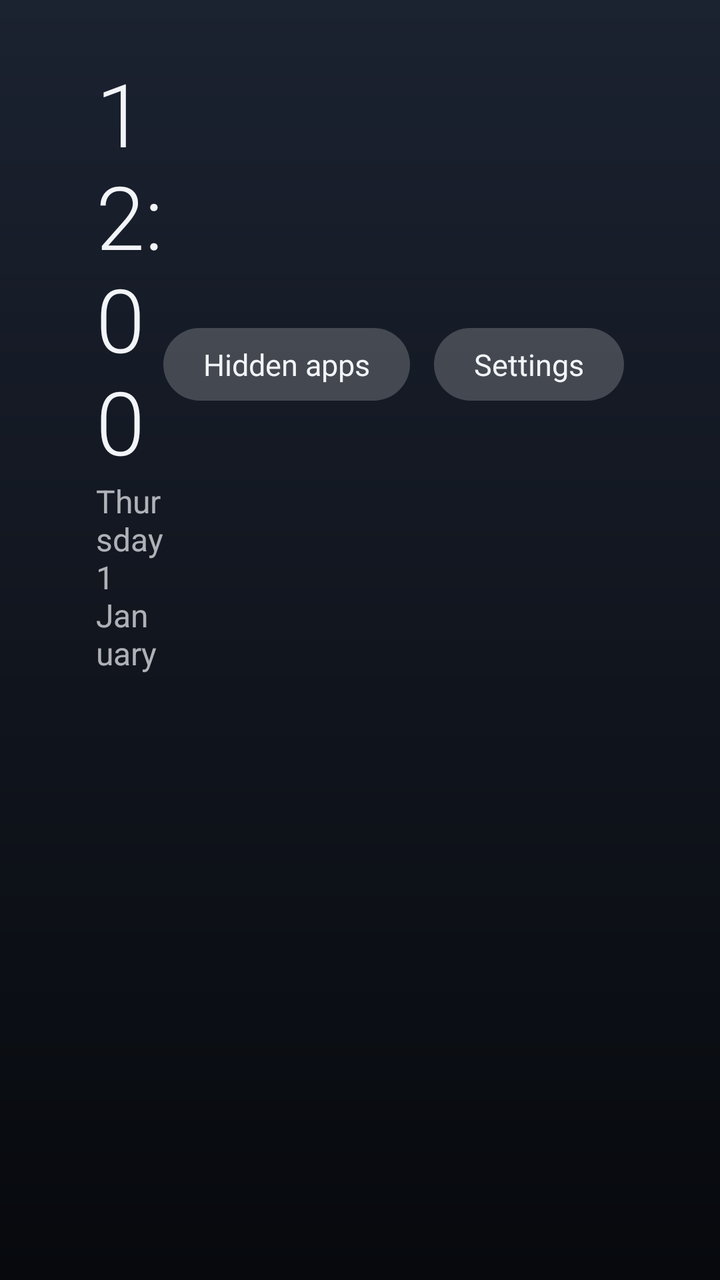
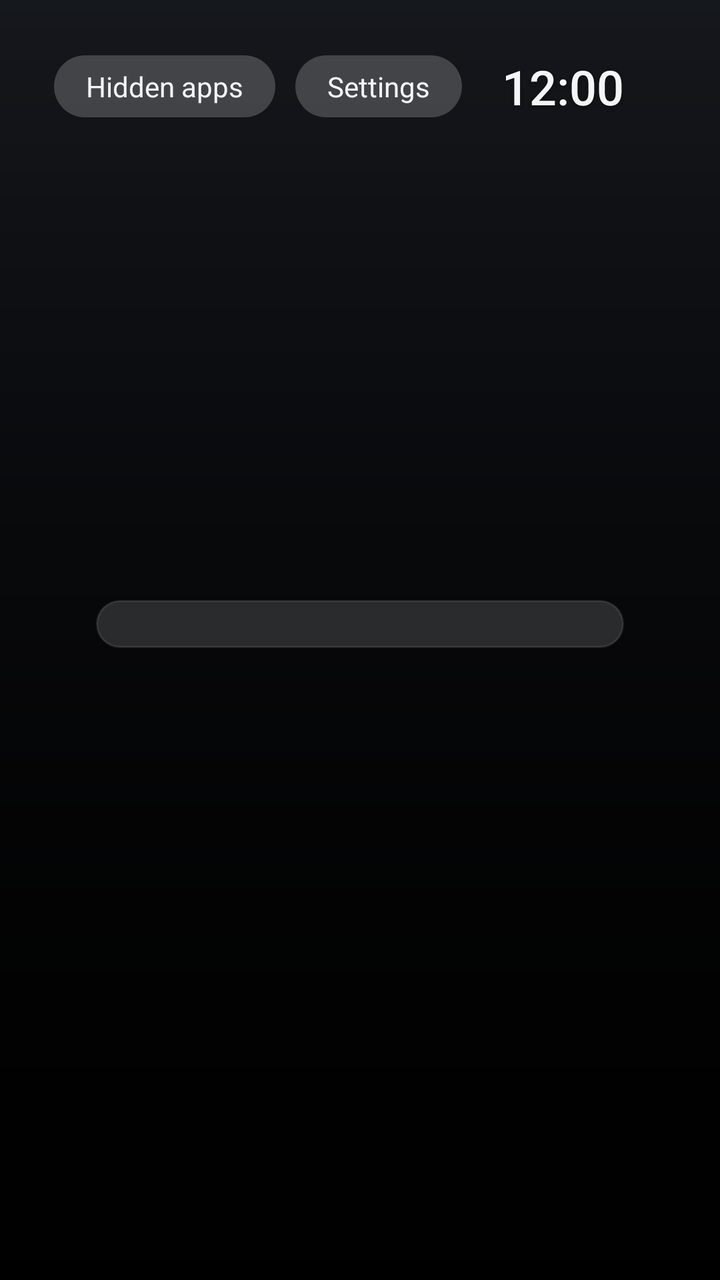

Compare the two renders of this Android layout. The source of the first and the diff that turns it into the second are given below.
<!-- AndroidManifest.xml: application theme Theme.CleanTV -->
<!-- res/layout/activity_main.xml -->
<?xml version="1.0" encoding="utf-8"?>
<LinearLayout xmlns:android="http://schemas.android.com/apk/res/android"
    android:layout_width="match_parent"
    android:layout_height="match_parent"
    android:orientation="vertical"
    android:paddingLeft="@dimen/safe_horizontal"
    android:paddingTop="@dimen/safe_vertical"
    android:paddingRight="@dimen/safe_horizontal">

    <LinearLayout
        android:layout_width="match_parent"
        android:layout_height="wrap_content"
        android:gravity="center_vertical"
        android:orientation="horizontal">

        <LinearLayout
            android:layout_width="0dp"
            android:layout_height="wrap_content"
            android:layout_weight="1"
            android:orientation="vertical">

            <TextClock
                android:layout_width="wrap_content"
                android:layout_height="wrap_content"
                android:format12Hour="h:mm"
                android:format24Hour="HH:mm"
                android:fontFamily="sans-serif-light"
                android:textColor="@color/text_primary"
                android:textSize="44sp" />

            <TextClock
                android:layout_width="wrap_content"
                android:layout_height="wrap_content"
                android:format12Hour="EEEE d MMMM"
                android:format24Hour="EEEE d MMMM"
                android:textColor="@color/text_secondary"
                android:textSize="16sp" />
        </LinearLayout>

        <TextView
            android:id="@+id/hidden_button"
            style="@style/Pill"
            android:text="@string/hidden_apps" />

        <TextView
            android:id="@+id/settings_button"
            style="@style/Pill"
            android:layout_marginStart="12dp"
            android:text="@string/settings" />
    </LinearLayout>

    <ScrollView
        android:id="@+id/scroll"
        android:layout_width="match_parent"
        android:layout_height="0dp"
        android:layout_marginTop="24dp"
        android:layout_weight="1"
        android:clipChildren="false"
        android:clipToPadding="false"
        android:paddingBottom="@dimen/safe_vertical"
        android:scrollbars="none">

        <LinearLayout
            android:id="@+id/grid"
            android:layout_width="match_parent"
            android:layout_height="wrap_content"
            android:clipChildren="false"
            android:clipToPadding="false"
            android:orientation="vertical"
            android:paddingTop="8dp" />
    </ScrollView>
</LinearLayout>
<!-- resources referenced by this layout -->
<resources>
  <color name="text_primary">#FFF2F4F8</color>
  <color name="text_secondary">#B3F2F4F8</color>
  <dimen name="safe_horizontal">48dp</dimen>
  <dimen name="safe_vertical">27dp</dimen>
  <string name="hidden_apps">Hidden apps</string>
  <string name="settings">Settings</string>
  <style name="Pill">
          <item name="android:layout_width">wrap_content</item>
          <item name="android:layout_height">wrap_content</item>
          <item name="android:background">@drawable/pill_background</item>
          <item name="android:focusable">true</item>
          <item name="android:clickable">true</item>
          <item name="android:paddingLeft">20dp</item>
          <item name="android:paddingRight">20dp</item>
          <item name="android:paddingTop">8dp</item>
          <item name="android:paddingBottom">8dp</item>
          <item name="android:textColor">@color/pill_text</item>
          <item name="android:textSize">15sp</item>
      </style>
  <style name="Theme.CleanTV" parent="@android:style/Theme.Material.NoActionBar.Fullscreen">
          <item name="android:windowBackground">@drawable/background</item>
          <item name="android:windowShowWallpaper">false</item>
          <item name="android:colorAccent">@color/accent</item>
          <item name="android:alertDialogTheme">@style/Theme.CleanTV.Dialog</item>
      </style>
  <!-- drawable pill_background (drawable) -->
  <?xml version="1.0" encoding="utf-8"?>
  <selector xmlns:android="http://schemas.android.com/apk/res/android">
      <item android:state_focused="true">
          <shape>
              <solid android:color="@color/focus_ring" />
              <corners android:radius="999dp" />
          </shape>
      </item>
      <item>
          <shape>
              <solid android:color="#33FFFFFF" />
              <corners android:radius="999dp" />
          </shape>
      </item>
  </selector>
  <!-- drawable background (drawable) -->
  <?xml version="1.0" encoding="utf-8"?>
  <shape xmlns:android="http://schemas.android.com/apk/res/android">
      <gradient
          android:angle="270"
          android:endColor="@color/bg_bottom"
          android:startColor="@color/bg_top" />
  </shape>
  <color name="accent">#FFCFFFCF</color>
  <style name="Theme.CleanTV.Dialog" parent="@android:style/Theme.Material.Dialog.Alert">
          <item name="android:colorAccent">@color/accent</item>
      </style>
  <color name="focus_ring">#FFFFFFFF</color>
  <color name="bg_bottom">#FF07090D</color>
  <color name="bg_top">#FF1B2230</color>
</resources>

<!-- the commit's change to res/layout/activity_main.xml (unified diff, before → after) -->
@@ -1,41 +1,129 @@
 <?xml version="1.0" encoding="utf-8"?>
-<LinearLayout xmlns:android="http://schemas.android.com/apk/res/android"
+<FrameLayout xmlns:android="http://schemas.android.com/apk/res/android"
     android:layout_width="match_parent"
-    android:layout_height="match_parent"
-    android:orientation="vertical"
-    android:paddingLeft="@dimen/safe_horizontal"
-    android:paddingTop="@dimen/safe_vertical"
-    android:paddingRight="@dimen/safe_horizontal">
+    android:layout_height="match_parent">
 
+    
+    <ImageView
+        android:id="@+id/backdrop"
+        android:layout_width="match_parent"
+        android:layout_height="match_parent"
+        android:alpha="0"
+        android:importantForAccessibility="no"
+        android:scaleType="centerCrop" />
+
+    <View
+        android:layout_width="match_parent"
+        android:layout_height="match_parent"
+        android:background="@drawable/scrim" />
+
+    <ScrollView
+        android:id="@+id/scroll"
+        android:layout_width="match_parent"
+        android:layout_height="match_parent"
+        android:clipChildren="false"
+        android:clipToPadding="false"
+        android:scrollbars="none">
+
+        <LinearLayout
+            android:layout_width="match_parent"
+            android:layout_height="wrap_content"
+            android:clipChildren="false"
+            android:clipToPadding="false"
+            android:orientation="vertical"
+            android:paddingLeft="@dimen/safe_horizontal"
+            android:paddingRight="@dimen/safe_horizontal"
+            android:paddingBottom="@dimen/safe_vertical">
+
+            
+            <FrameLayout
+                android:id="@+id/shelf"
+                android:layout_width="match_parent"
+                android:layout_height="300dp"
+                android:clipChildren="false"
+                android:clipToPadding="false">
+
+                <LinearLayout
+                    android:id="@+id/shelf_text"
+                    android:layout_width="wrap_content"
+                    android:layout_height="wrap_content"
+                    android:layout_gravity="bottom|start"
+                    android:layout_marginBottom="28dp"
+                    android:orientation="vertical">
+
+                    <TextView
+                        android:id="@+id/shelf_title"
+                        android:layout_width="wrap_content"
+                        android:layout_height="wrap_content"
+                        android:ellipsize="end"
+                        android:fontFamily="sans-serif-medium"
+                        android:maxLines="2"
+                        android:shadowColor="#80000000"
+                        android:shadowDy="2"
+                        android:shadowRadius="8"
+                        android:textColor="@color/text_primary"
+                        android:textSize="40sp" />
+
+                    <TextView
+                        android:id="@+id/shelf_hint"
+                        android:layout_width="wrap_content"
+                        android:layout_height="wrap_content"
+                        android:layout_marginTop="4dp"
+                        android:text="@string/shelf_hint"
+                        android:textColor="@color/text_secondary"
+                        android:textSize="15sp"
+                        android:visibility="invisible" />
+                </LinearLayout>
+
+                <ImageView
+                    android:id="@+id/shelf_banner"
+                    android:layout_width="360dp"
+                    android:layout_height="203dp"
+                    android:layout_gravity="bottom|end"
+                    android:layout_marginBottom="28dp"
+                    android:alpha="0"
+                    android:background="@drawable/shelf_card"
+                    android:elevation="16dp"
+                    android:importantForAccessibility="no"
+                    android:scaleType="centerCrop" />
+            </FrameLayout>
+
+            
+            <LinearLayout
+                android:id="@+id/dock"
+                android:layout_width="match_parent"
+                android:layout_height="wrap_content"
+                android:background="@drawable/dock_panel"
+                android:clipChildren="false"
+                android:clipToPadding="false"
+                android:orientation="horizontal"
+                android:paddingLeft="@dimen/dock_padding"
+                android:paddingTop="@dimen/dock_padding"
+                android:paddingRight="@dimen/dock_padding"
+                android:paddingBottom="4dp" />
+
+            <LinearLayout
+                android:id="@+id/grid"
+                android:layout_width="match_parent"
+                android:layout_height="wrap_content"
+                android:layout_marginTop="12dp"
+                android:clipChildren="false"
+                android:clipToPadding="false"
+                android:orientation="vertical"
+                android:paddingLeft="@dimen/dock_padding"
+                android:paddingRight="@dimen/dock_padding" />
+        </LinearLayout>
+    </ScrollView>
+
+    
     <LinearLayout
-        android:layout_width="match_parent"
+        android:layout_width="wrap_content"
         android:layout_height="wrap_content"
+        android:layout_gravity="top|end"
+        android:layout_marginTop="@dimen/safe_vertical"
+        android:layout_marginEnd="@dimen/safe_horizontal"
         android:gravity="center_vertical"
         android:orientation="horizontal">
-
-        <LinearLayout
-            android:layout_width="0dp"
-            android:layout_height="wrap_content"
-            android:layout_weight="1"
-            android:orientation="vertical">
-
-            <TextClock
-                android:layout_width="wrap_content"
-                android:layout_height="wrap_content"
-                android:format12Hour="h:mm"
-                android:format24Hour="HH:mm"
-                android:fontFamily="sans-serif-light"
-                android:textColor="@color/text_primary"
-                android:textSize="44sp" />
-
-            <TextClock
-                android:layout_width="wrap_content"
-                android:layout_height="wrap_content"
-                android:format12Hour="EEEE d MMMM"
-                android:format24Hour="EEEE d MMMM"
-                android:textColor="@color/text_secondary"
-                android:textSize="16sp" />
-        </LinearLayout>
 
         <TextView
             android:id="@+id/hidden_button"
@@ -45,28 +133,20 @@
         <TextView
             android:id="@+id/settings_button"
             style="@style/Pill"
-            android:layout_marginStart="12dp"
+            android:layout_marginStart="10dp"
             android:text="@string/settings" />
+
+        <TextClock
+            android:layout_width="wrap_content"
+            android:layout_height="wrap_content"
+            android:layout_marginStart="20dp"
+            android:fontFamily="sans-serif-medium"
+            android:format12Hour="h:mm"
+            android:format24Hour="HH:mm"
+            android:shadowColor="#80000000"
+            android:shadowDy="1"
+            android:shadowRadius="4"
+            android:textColor="@color/text_primary"
+            android:textSize="24sp" />
     </LinearLayout>
-
-    <ScrollView
-        android:id="@+id/scroll"
-        android:layout_width="match_parent"
-        android:layout_height="0dp"
-        android:layout_marginTop="24dp"
-        android:layout_weight="1"
-        android:clipChildren="false"
-        android:clipToPadding="false"
-        android:paddingBottom="@dimen/safe_vertical"
-        android:scrollbars="none">
-
-        <LinearLayout
-            android:id="@+id/grid"
-            android:layout_width="match_parent"
-            android:layout_height="wrap_content"
-            android:clipChildren="false"
-            android:clipToPadding="false"
-            android:orientation="vertical"
-            android:paddingTop="8dp" />
-    </ScrollView>
-</LinearLayout>
+</FrameLayout>
<!-- resource entries referenced after the edit -->
@@ -1,23 +1,47 @@
 <!-- resources referenced by this layout -->
 <resources>
-  <color name="text_primary">#FFF2F4F8</color>
-  <color name="text_secondary">#B3F2F4F8</color>
+  <color name="text_primary">#FFF5F5F7</color>
+  <color name="text_secondary">#99F5F5F7</color>
+  <dimen name="dock_padding">20dp</dimen>
   <dimen name="safe_horizontal">48dp</dimen>
   <dimen name="safe_vertical">27dp</dimen>
+  <!-- drawable dock_panel (drawable) -->
+  <?xml version="1.0" encoding="utf-8"?>
+  <shape xmlns:android="http://schemas.android.com/apk/res/android">
+      <solid android:color="#24FFFFFF" />
+      <stroke android:width="1dp" android:color="#1AFFFFFF" />
+      <corners android:radius="28dp" />
+  </shape>
+  <!-- drawable scrim (drawable) -->
+  <?xml version="1.0" encoding="utf-8"?>
+  <shape xmlns:android="http://schemas.android.com/apk/res/android">
+      <gradient
+          android:angle="270"
+          android:centerColor="#8C000000"
+          android:endColor="#EB000000"
+          android:startColor="#40000000" />
+  </shape>
+  <!-- drawable shelf_card (drawable) -->
+  <?xml version="1.0" encoding="utf-8"?>
+  <shape xmlns:android="http://schemas.android.com/apk/res/android">
+      <solid android:color="@color/tile" />
+      <corners android:radius="18dp" />
+  </shape>
   <string name="hidden_apps">Hidden apps</string>
   <string name="settings">Settings</string>
+  <string name="shelf_hint">Hold OK to move or hide</string>
   <style name="Pill">
           <item name="android:layout_width">wrap_content</item>
           <item name="android:layout_height">wrap_content</item>
           <item name="android:background">@drawable/pill_background</item>
           <item name="android:focusable">true</item>
           <item name="android:clickable">true</item>
-          <item name="android:paddingLeft">20dp</item>
-          <item name="android:paddingRight">20dp</item>
-          <item name="android:paddingTop">8dp</item>
-          <item name="android:paddingBottom">8dp</item>
+          <item name="android:paddingLeft">16dp</item>
+          <item name="android:paddingRight">16dp</item>
+          <item name="android:paddingTop">6dp</item>
+          <item name="android:paddingBottom">6dp</item>
           <item name="android:textColor">@color/pill_text</item>
-          <item name="android:textSize">15sp</item>
+          <item name="android:textSize">14sp</item>
       </style>
   <style name="Theme.CleanTV" parent="@android:style/Theme.Material.NoActionBar.Fullscreen">
           <item name="android:windowBackground">@drawable/background</item>
@@ -25,6 +49,7 @@
           <item name="android:colorAccent">@color/accent</item>
           <item name="android:alertDialogTheme">@style/Theme.CleanTV.Dialog</item>
       </style>
+  <color name="tile">#FF2A2D35</color>
   <!-- drawable pill_background (drawable) -->
   <?xml version="1.0" encoding="utf-8"?>
   <selector xmlns:android="http://schemas.android.com/apk/res/android">
@@ -49,12 +74,12 @@
           android:endColor="@color/bg_bottom"
           android:startColor="@color/bg_top" />
   </shape>
-  <color name="accent">#FFCFFFCF</color>
+  <color name="accent">#FFFFFFFF</color>
   <style name="Theme.CleanTV.Dialog" parent="@android:style/Theme.Material.Dialog.Alert">
           <item name="android:colorAccent">@color/accent</item>
       </style>
   <color name="focus_ring">#FFFFFFFF</color>
-  <color name="bg_bottom">#FF07090D</color>
-  <color name="bg_top">#FF1B2230</color>
+  <color name="bg_bottom">#FF000000</color>
+  <color name="bg_top">#FF1C1F26</color>
 </resources>
 
